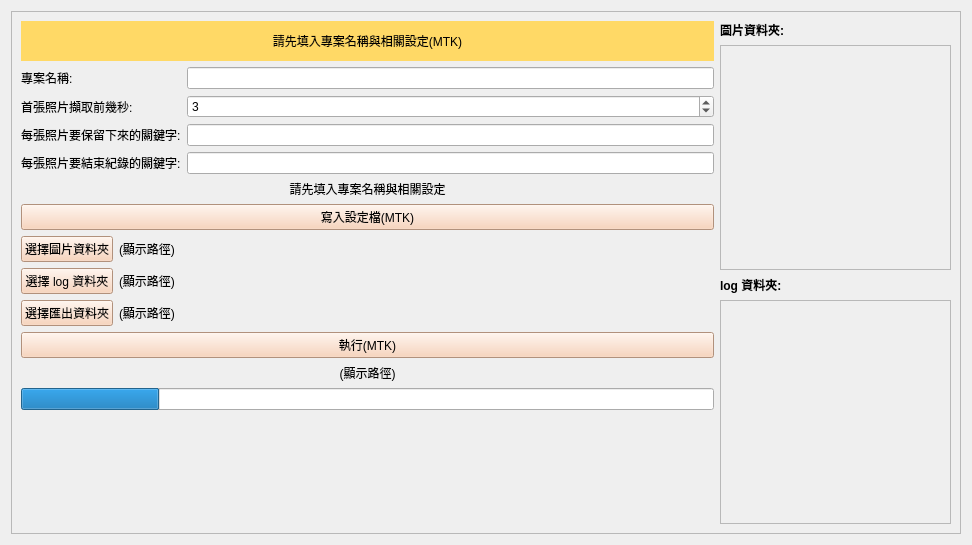
Above: MTK/AF/Analysis/AFLogFetcher/UI.ui from YuTing-Fang1999/FIH-tool before the change. Below: the same form after it.
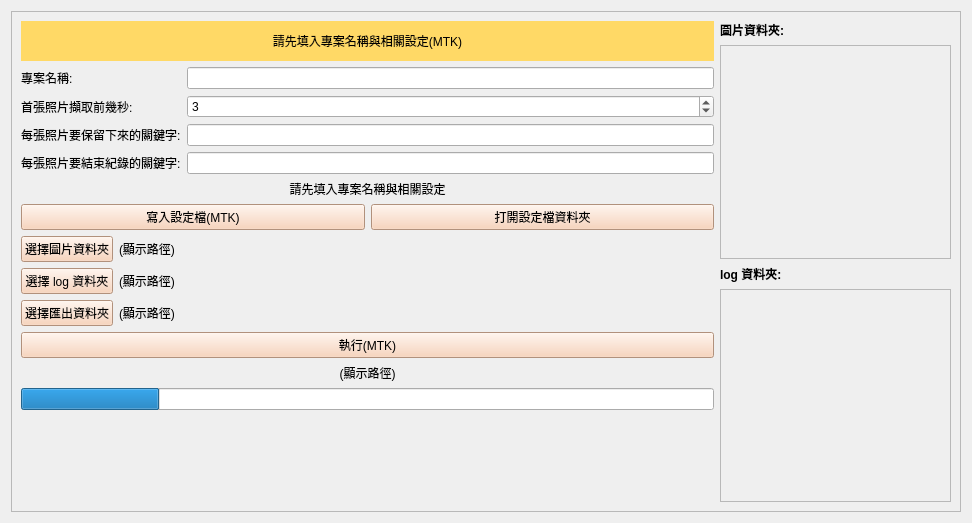
That is the form after the change.

Commit message: AF Log Fetcher add open config btn

```diff
--- a/MTK/AF/Analysis/AFLogFetcher/UI.ui
+++ b/MTK/AF/Analysis/AFLogFetcher/UI.ui
@@ -7,7 +7,7 @@
     <x>0</x>
     <y>0</y>
     <width>972</width>
-    <height>545</height>
+    <height>523</height>
    </rect>
   </property>
   <property name="windowTitle">
@@ -24,8 +24,8 @@
        <rect>
         <x>0</x>
         <y>0</y>
-        <width>958</width>
-        <height>531</height>
+        <width>948</width>
+        <height>499</height>
        </rect>
       </property>
       <layout class="QHBoxLayout" name="horizontalLayout_2" stretch="3,1">
@@ -147,7 +147,9 @@
           </widget>
          </item>
          <item>
-          <widget class="QPushButton" name="configButton">
+          <layout class="QHBoxLayout" name="horizontalLayout_5">
+           <item>
+            <widget class="QPushButton" name="writeConfigButton">
            <property name="cursor">
             <cursorShape>OpenHandCursor</cursorShape>
            </property>
@@ -164,6 +166,22 @@
           </widget>
          </item>
          <item>
+            <widget class="QPushButton" name="openConfigButton">
+             <property name="cursor">
+              <cursorShape>OpenHandCursor</cursorShape>
+             </property>
+             <property name="styleSheet">
+              <string notr="true">background:rgb(248, 203, 173); 
+color: black;</string>
+             </property>
+             <property name="text">
+              <string>打開設定檔資料夾</string>
+             </property>
+            </widget>
+           </item>
+          </layout>
+         </item>
+         <item>
           <layout class="QGridLayout" name="gridLayout_2" columnstretch="0,1">
            <item row="0" column="0">
             <widget class="QPushButton" name="readImagesDirButton">
@@ -363,8 +381,8 @@
                <rect>
                 <x>0</x>
                 <y>0</y>
-                <width>229</width>
-                <height>240</height>
+                <width>224</width>
+                <height>208</height>
                </rect>
               </property>
               <layout class="QVBoxLayout" name="verticalLayout_2">
@@ -404,8 +422,8 @@
                <rect>
                 <x>0</x>
                 <y>0</y>
-                <width>229</width>
-                <height>239</height>
+                <width>224</width>
+                <height>208</height>
                </rect>
               </property>
               <layout class="QVBoxLayout" name="verticalLayout_4">
```
Lines whose indentation alone changed are shown as unchanged. The commit also changes 5 other files.
